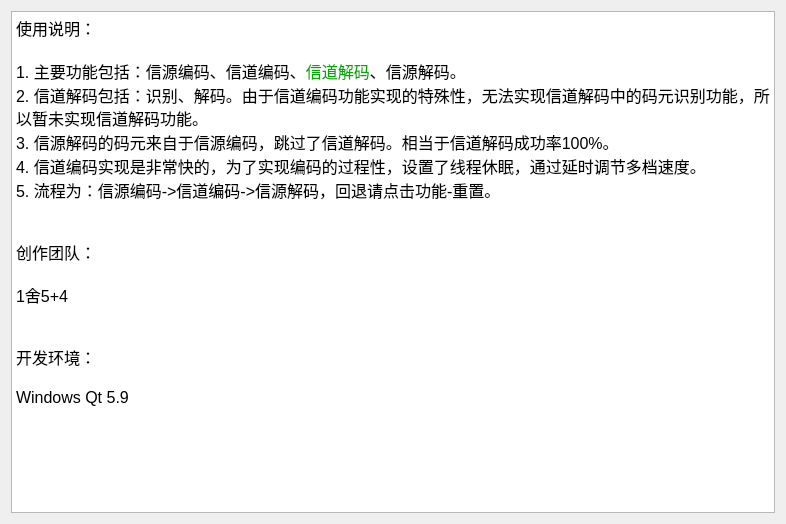
ryanmoon-s/Transmitter-simulation, file Transmitter/dlghelp.ui: the form before one commit.
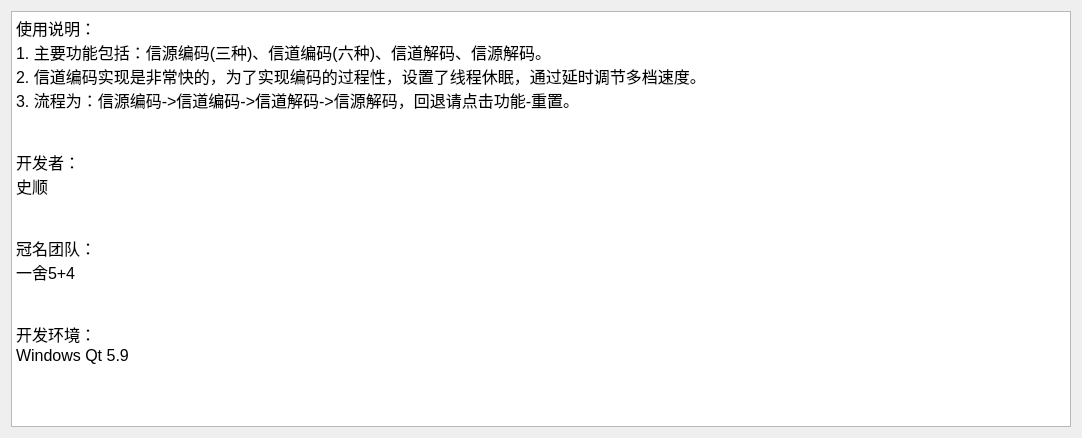
The form after the commit.

What changed in the file:
```diff
--- a/Transmitter/dlghelp.ui
+++ b/Transmitter/dlghelp.ui
@@ -6,8 +6,8 @@
    <rect>
     <x>0</x>
     <y>0</y>
-    <width>786</width>
-    <height>524</height>
+    <width>1082</width>
+    <height>438</height>
    </rect>
   </property>
   <property name="windowTitle">
@@ -22,21 +22,20 @@
 p, li { white-space: pre-wrap; }
 &lt;/style&gt;&lt;/head&gt;&lt;body style=&quot; font-family:'SimSun'; font-size:9pt; font-weight:400; font-style:normal;&quot;&gt;
 &lt;p style=&quot; margin-top:0px; margin-bottom:0px; margin-left:0px; margin-right:0px; -qt-block-indent:0; text-indent:0px;&quot;&gt;&lt;span style=&quot; font-family:'SimSun'; font-size:12pt;&quot;&gt;使用说明：&lt;/span&gt;&lt;/p&gt;
+&lt;p style=&quot; margin-top:0px; margin-bottom:0px; margin-left:0px; margin-right:0px; -qt-block-indent:0; text-indent:0px;&quot;&gt;&lt;span style=&quot; font-family:'SimSun'; font-size:12pt;&quot;&gt;1. 主要功能包括：信源编码(三种)、信道编码(六种)、&lt;/span&gt;&lt;span style=&quot; font-family:'SimSun'; font-size:12pt; color:#000000;&quot;&gt;信道解码&lt;/span&gt;&lt;span style=&quot; font-family:'SimSun'; font-size:12pt;&quot;&gt;、信源解码。&lt;/span&gt;&lt;/p&gt;
+&lt;p style=&quot; margin-top:0px; margin-bottom:0px; margin-left:0px; margin-right:0px; -qt-block-indent:0; text-indent:0px;&quot;&gt;&lt;span style=&quot; font-family:'SimSun'; font-size:12pt;&quot;&gt;2. 信道编码实现是非常快的，为了实现编码的过程性，设置了线程休眠，通过延时调节多档速度。&lt;/span&gt;&lt;/p&gt;
+&lt;p style=&quot; margin-top:0px; margin-bottom:0px; margin-left:0px; margin-right:0px; -qt-block-indent:0; text-indent:0px;&quot;&gt;&lt;span style=&quot; font-family:'SimSun'; font-size:12pt;&quot;&gt;3. 流程为：信源编码-&amp;gt;信道编码-&amp;gt;信道解码-&amp;gt;信源解码，回退请点击功能-重置。&lt;/span&gt;&lt;/p&gt;
 &lt;p style=&quot;-qt-paragraph-type:empty; margin-top:0px; margin-bottom:0px; margin-left:0px; margin-right:0px; -qt-block-indent:0; text-indent:0px; font-family:'SimSun'; font-size:12pt;&quot;&gt;&lt;br /&gt;&lt;/p&gt;
-&lt;p style=&quot; margin-top:0px; margin-bottom:0px; margin-left:0px; margin-right:0px; -qt-block-indent:0; text-indent:0px;&quot;&gt;&lt;span style=&quot; font-family:'SimSun'; font-size:12pt;&quot;&gt;1. 主要功能包括：信源编码、信道编码、&lt;/span&gt;&lt;span style=&quot; font-family:'SimSun'; font-size:12pt; color:#00aa00;&quot;&gt;信道解码&lt;/span&gt;&lt;span style=&quot; font-family:'SimSun'; font-size:12pt;&quot;&gt;、信源解码。&lt;/span&gt;&lt;/p&gt;
-&lt;p style=&quot; margin-top:0px; margin-bottom:0px; margin-left:0px; margin-right:0px; -qt-block-indent:0; text-indent:0px;&quot;&gt;&lt;span style=&quot; font-family:'SimSun'; font-size:12pt;&quot;&gt;2. 信道解码包括：识别、解码。由于信道编码功能实现的特殊性，无法实现信道解码中的码元识别功能，所以暂未实现信道解码功能。&lt;/span&gt;&lt;/p&gt;
-&lt;p style=&quot; margin-top:0px; margin-bottom:0px; margin-left:0px; margin-right:0px; -qt-block-indent:0; text-indent:0px;&quot;&gt;&lt;span style=&quot; font-family:'SimSun'; font-size:12pt;&quot;&gt;3. 信源解码的码元来自于信源编码，跳过了信道解码。相当于信道解码成功率100%。&lt;/span&gt;&lt;/p&gt;
-&lt;p style=&quot; margin-top:0px; margin-bottom:0px; margin-left:0px; margin-right:0px; -qt-block-indent:0; text-indent:0px;&quot;&gt;&lt;span style=&quot; font-family:'SimSun'; font-size:12pt;&quot;&gt;4. 信道编码实现是非常快的，为了实现编码的过程性，设置了线程休眠，通过延时调节多档速度。&lt;/span&gt;&lt;/p&gt;
-&lt;p style=&quot; margin-top:0px; margin-bottom:0px; margin-left:0px; margin-right:0px; -qt-block-indent:0; text-indent:0px;&quot;&gt;&lt;span style=&quot; font-family:'SimSun'; font-size:12pt;&quot;&gt;5. 流程为：信源编码-&amp;gt;信道编码-&amp;gt;信源解码，回退请点击功能-重置。&lt;/span&gt;&lt;/p&gt;
 &lt;p style=&quot;-qt-paragraph-type:empty; margin-top:0px; margin-bottom:0px; margin-left:0px; margin-right:0px; -qt-block-indent:0; text-indent:0px; font-family:'SimSun'; font-size:12pt;&quot;&gt;&lt;br /&gt;&lt;/p&gt;
+&lt;p style=&quot; margin-top:0px; margin-bottom:0px; margin-left:0px; margin-right:0px; -qt-block-indent:0; text-indent:0px;&quot;&gt;&lt;span style=&quot; font-family:'SimSun'; font-size:12pt;&quot;&gt;开发者：&lt;/span&gt;&lt;/p&gt;
+&lt;p style=&quot; margin-top:0px; margin-bottom:0px; margin-left:0px; margin-right:0px; -qt-block-indent:0; text-indent:0px;&quot;&gt;&lt;span style=&quot; font-family:'SimSun'; font-size:12pt;&quot;&gt;史顺&lt;/span&gt;&lt;/p&gt;
 &lt;p style=&quot;-qt-paragraph-type:empty; margin-top:0px; margin-bottom:0px; margin-left:0px; margin-right:0px; -qt-block-indent:0; text-indent:0px; font-family:'SimSun'; font-size:12pt;&quot;&gt;&lt;br /&gt;&lt;/p&gt;
-&lt;p style=&quot; margin-top:0px; margin-bottom:0px; margin-left:0px; margin-right:0px; -qt-block-indent:0; text-indent:0px;&quot;&gt;&lt;span style=&quot; font-family:'SimSun'; font-size:12pt;&quot;&gt;创作团队：&lt;/span&gt;&lt;/p&gt;
 &lt;p style=&quot;-qt-paragraph-type:empty; margin-top:0px; margin-bottom:0px; margin-left:0px; margin-right:0px; -qt-block-indent:0; text-indent:0px; font-family:'SimSun'; font-size:12pt;&quot;&gt;&lt;br /&gt;&lt;/p&gt;
-&lt;p style=&quot; margin-top:0px; margin-bottom:0px; margin-left:0px; margin-right:0px; -qt-block-indent:0; text-indent:0px;&quot;&gt;&lt;span style=&quot; font-family:'SimSun'; font-size:12pt;&quot;&gt;1舍5+4&lt;/span&gt;&lt;/p&gt;
+&lt;p style=&quot; margin-top:0px; margin-bottom:0px; margin-left:0px; margin-right:0px; -qt-block-indent:0; text-indent:0px;&quot;&gt;&lt;span style=&quot; font-family:'SimSun'; font-size:12pt;&quot;&gt;冠名团队：&lt;/span&gt;&lt;/p&gt;
+&lt;p style=&quot; margin-top:0px; margin-bottom:0px; margin-left:0px; margin-right:0px; -qt-block-indent:0; text-indent:0px;&quot;&gt;&lt;span style=&quot; font-family:'SimSun'; font-size:12pt;&quot;&gt;一舍5+4&lt;/span&gt;&lt;/p&gt;
 &lt;p style=&quot;-qt-paragraph-type:empty; margin-top:0px; margin-bottom:0px; margin-left:0px; margin-right:0px; -qt-block-indent:0; text-indent:0px; font-family:'SimSun'; font-size:12pt;&quot;&gt;&lt;br /&gt;&lt;/p&gt;
 &lt;p style=&quot;-qt-paragraph-type:empty; margin-top:0px; margin-bottom:0px; margin-left:0px; margin-right:0px; -qt-block-indent:0; text-indent:0px; font-family:'SimSun'; font-size:12pt;&quot;&gt;&lt;br /&gt;&lt;/p&gt;
 &lt;p style=&quot; margin-top:0px; margin-bottom:0px; margin-left:0px; margin-right:0px; -qt-block-indent:0; text-indent:0px;&quot;&gt;&lt;span style=&quot; font-family:'SimSun'; font-size:12pt;&quot;&gt;开发环境：&lt;/span&gt;&lt;/p&gt;
-&lt;p style=&quot;-qt-paragraph-type:empty; margin-top:0px; margin-bottom:0px; margin-left:0px; margin-right:0px; -qt-block-indent:0; text-indent:0px; font-family:'SimSun'; font-size:12pt;&quot;&gt;&lt;br /&gt;&lt;/p&gt;
 &lt;p style=&quot; margin-top:0px; margin-bottom:0px; margin-left:0px; margin-right:0px; -qt-block-indent:0; text-indent:0px;&quot;&gt;&lt;span style=&quot; font-family:'SimSun'; font-size:12pt;&quot;&gt;Windows Qt 5.9 &lt;/span&gt;&lt;/p&gt;
 &lt;p style=&quot;-qt-paragraph-type:empty; margin-top:0px; margin-bottom:0px; margin-left:0px; margin-right:0px; -qt-block-indent:0; text-indent:0px; font-family:'SimSun'; font-size:12pt;&quot;&gt;&lt;br /&gt;&lt;/p&gt;
 &lt;p style=&quot;-qt-paragraph-type:empty; margin-top:0px; margin-bottom:0px; margin-left:0px; margin-right:0px; -qt-block-indent:0; text-indent:0px; font-family:'SimSun'; font-size:12pt;&quot;&gt;&lt;br /&gt;&lt;/p&gt;
```
